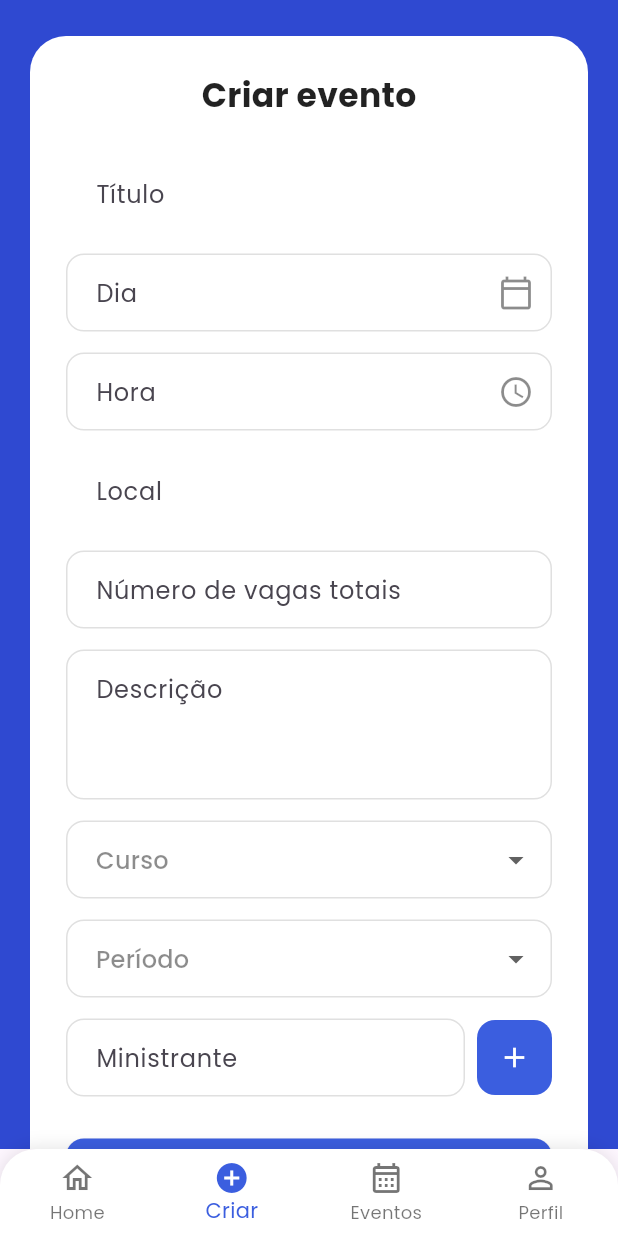
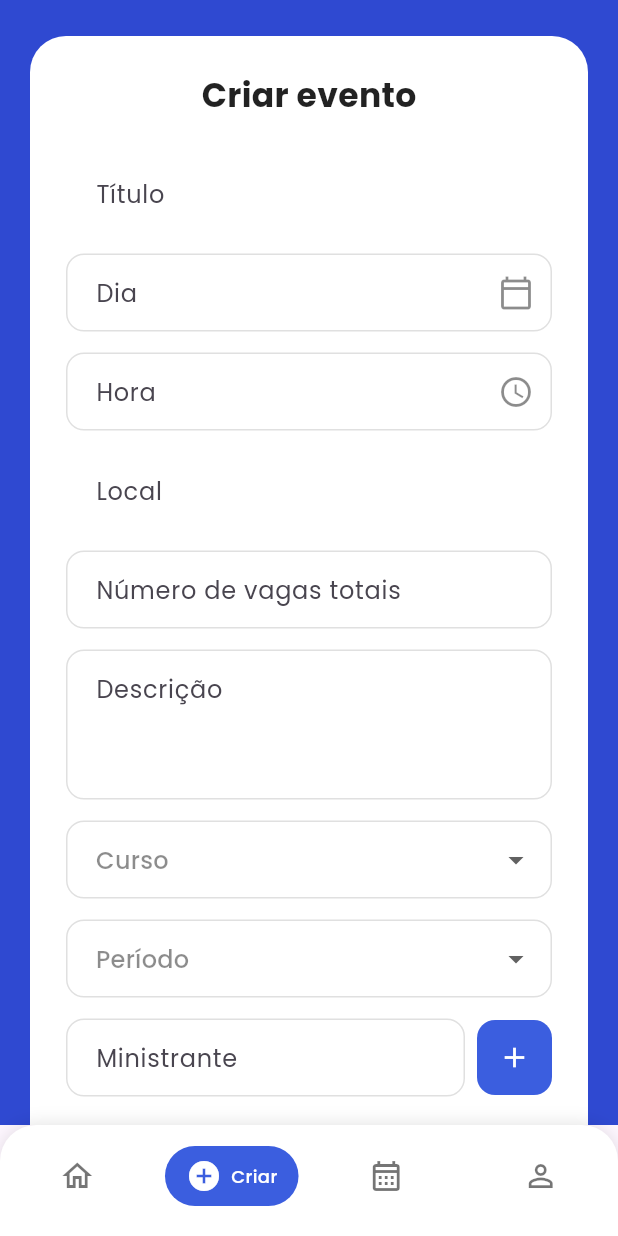
Before and after one commit to luiz2701/campus_guide, a Flutter app: the HomeShell screen opened by its route, item 2 of the bottom bar chosen, on a phone screen of 412 x 824 dp. Run offline on Flutter 3.47's test engine with Material 3 defaults, Android fonts, the phone set to English and light mode, and no system bars; our stand-ins replace cloud_firestore, firebase_auth, firebase_core, google_fonts, google_sign_in, sign_in_button; accounts and stored records are empty.

Commit message:
Peuqenos ajustes na Nav Bar para se alinhar com o design do Figma.

```diff
--- a/lib/components/navigation/bottom_nav_bar.dart
+++ b/lib/components/navigation/bottom_nav_bar.dart
@@ -1,4 +1,10 @@
 import 'package:flutter/material.dart';
+
+/// Bottom Navigation Bar do app
+/// Ícones de navegação principais.
+/// O item selecionado ganha efeito azul em volta
+/// O texto do item aparece apenas quando selecionado, assim como o protótipo do figma
+/// Animações de transição entre os ícones
 
 class AppBottomNavBar extends StatelessWidget {
   final int currentIndex;
@@ -10,56 +16,86 @@ class AppBottomNavBar extends StatelessWidget {
     required this.onTap,
   });
 
+  Widget _buildItem(IconData icon, String label, int index) {
+    final isSelected = currentIndex == index;
+
+    return AnimatedContainer(
+      duration: const Duration(milliseconds: 250),
+      curve: Curves.easeInOut,
+      padding: const EdgeInsets.symmetric(horizontal: 14, vertical: 8),
+      decoration: BoxDecoration(
+        color: isSelected ? const Color(0xFF3B5EDF) : Colors.transparent,
+        borderRadius: BorderRadius.circular(30),
+      ),
+
+      child: Row(
+        mainAxisSize: MainAxisSize.min,
+        children: [
+          Icon(icon, color: isSelected ? Colors.white : Colors.black54),
+
+          if (isSelected) ...[
+            const SizedBox(width: 6),
+            Text(
+              label,
+              style: const TextStyle(
+                color: Colors.white,
+                fontSize: 12,
+                fontWeight: FontWeight.w500,
+              ),
+            ),
+          ],
+        ],
+      ),
+    );
+  }
+
   @override
   Widget build(BuildContext context) {
     return Container(
       decoration: const BoxDecoration(
         color: Colors.white,
-
         borderRadius: BorderRadius.only(
           topLeft: Radius.circular(24),
           topRight: Radius.circular(24),
         ),
-
         boxShadow: [BoxShadow(color: Colors.black12, blurRadius: 10)],
       ),
 
       child: BottomNavigationBar(
         currentIndex: currentIndex,
         onTap: onTap,
-
         type: BottomNavigationBarType.fixed,
-
         backgroundColor: Colors.transparent,
-
         elevation: 0,
 
+        showSelectedLabels: false,
+        showUnselectedLabels: false,
+
         selectedItemColor: const Color(0xFF3B5EDF),
-
         unselectedItemColor: Colors.black54,
 
-        items: const [
+        items: [
           BottomNavigationBarItem(
-            icon: Icon(Icons.home_outlined),
-            activeIcon: Icon(Icons.home),
+            icon: _buildItem(Icons.home_outlined, "Home", 0),
+            activeIcon: _buildItem(Icons.home, "Home", 0),
             label: "Home",
           ),
 
           BottomNavigationBarItem(
-            icon: Icon(Icons.add_circle_outline),
-            activeIcon: Icon(Icons.add_circle),
+            icon: _buildItem(Icons.add_circle_outline, "Criar", 1),
+            activeIcon: _buildItem(Icons.add_circle, "Criar", 1),
             label: "Criar",
           ),
 
           BottomNavigationBarItem(
-            icon: Icon(Icons.calendar_month_outlined),
-            activeIcon: Icon(Icons.calendar_month),
+            icon: _buildItem(Icons.calendar_month_outlined, "Eventos", 2),
+            activeIcon: _buildItem(Icons.calendar_month, "Eventos", 2),
             label: "Eventos",
           ),
 
           BottomNavigationBarItem(
-            icon: Icon(Icons.person_outline),
-            activeIcon: Icon(Icons.person),
+            icon: _buildItem(Icons.person_outline, "Perfil", 3),
+            activeIcon: _buildItem(Icons.person, "Perfil", 3),
             label: "Perfil",
           ),
         ],
```
